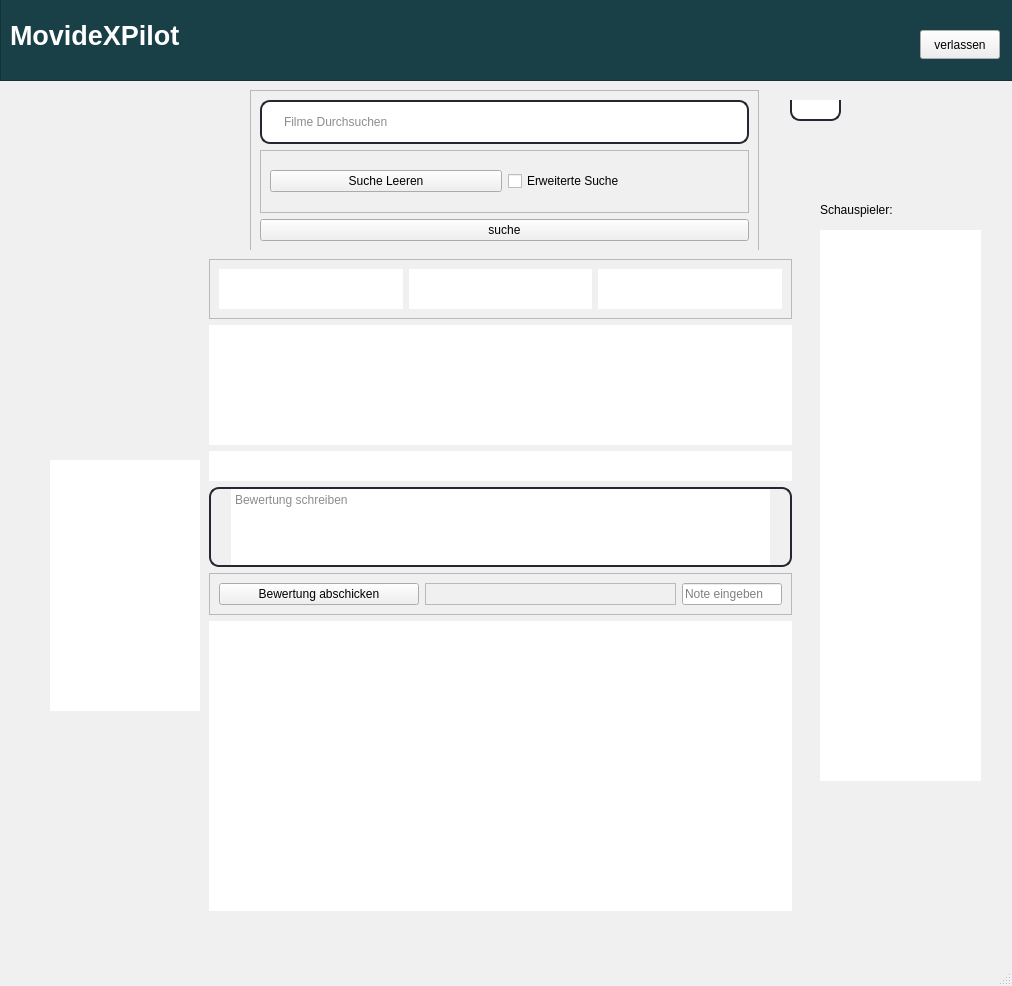
This is filmdatebank3/mainwindow.ui in carlos1234532/Filmdatenbank as Qt 5 draws it before an edit. The edited form follows.
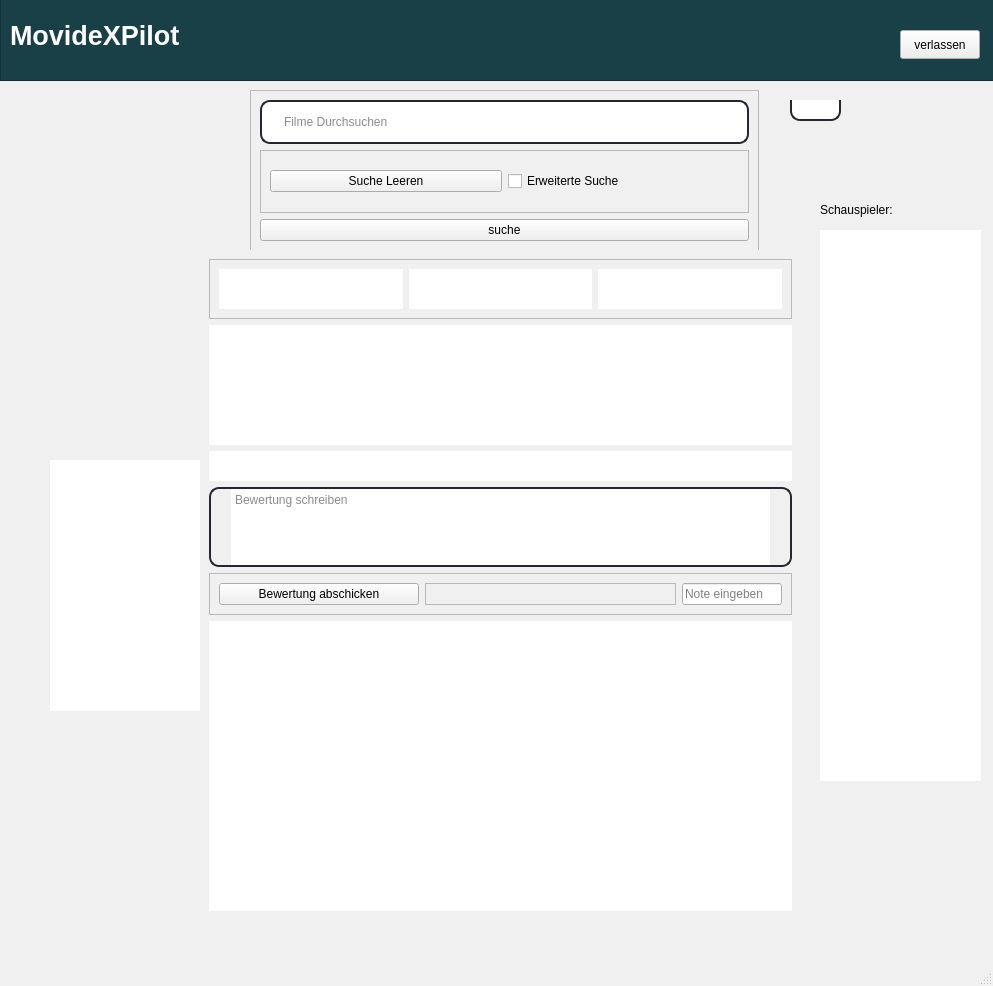
This is the edited form.

```diff
--- a/filmdatebank3/mainwindow.ui
+++ b/filmdatebank3/mainwindow.ui
@@ -6,7 +6,7 @@
    <rect>
     <x>0</x>
     <y>0</y>
-    <width>1012</width>
+    <width>993</width>
     <height>986</height>
    </rect>
   </property>
@@ -531,7 +531,7 @@
     <widget class="QPushButton" name="verlassenButton">
      <property name="geometry">
       <rect>
-       <x>920</x>
+       <x>900</x>
        <y>40</y>
        <width>80</width>
        <height>29</height>
```
Left out of the diff: 2 changed lines with no effect on the pictures.
